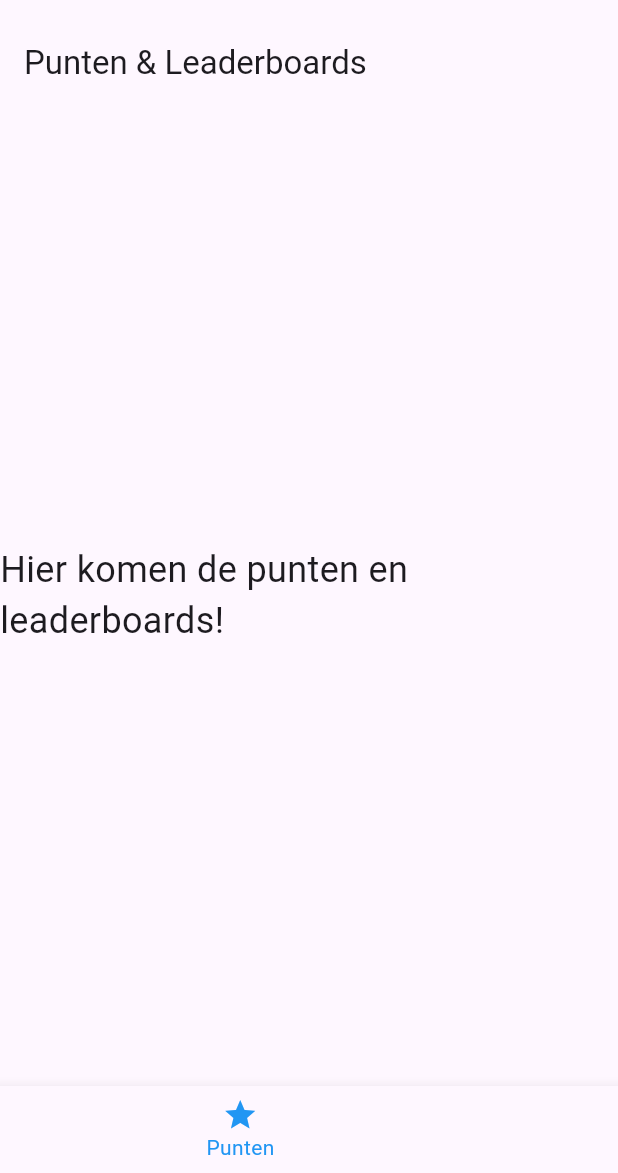
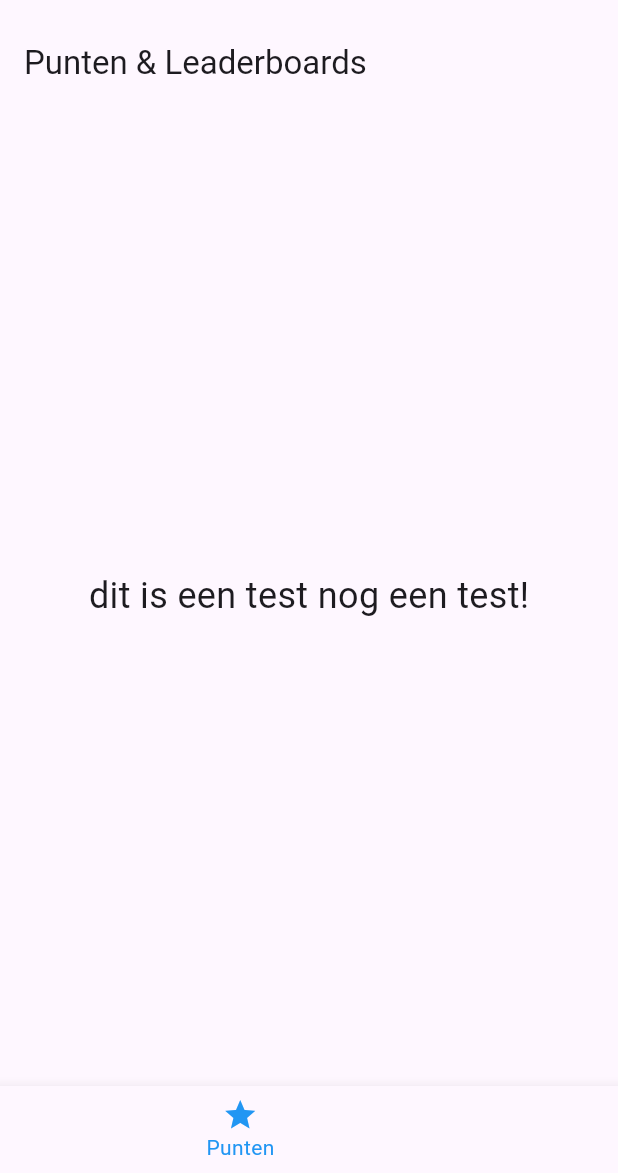
Before and after one commit to haruntekin89/puzzeltest, a Flutter app: the screen it shows after launch, item 2 of the bottom bar chosen, on a phone screen of 412 x 824 dp, the part 63-1236 px from its top. Run offline on Flutter 3.47's test engine with Material 3 defaults, Android fonts, the phone set to English and light mode, and no system bars; project files that could hold a hidden picture were left out.

Commit message:
Voeg kleine wijziging toe voor test-pr

```diff
--- a/lib/pages/punten_page.dart
+++ b/lib/pages/punten_page.dart
@@ -9,7 +9,7 @@ class PuntenPage extends StatelessWidget {
       appBar: AppBar(title: Text('Punten & Leaderboards')),
       body: Center(
         child: Text(
-          'Hier komen de punten en leaderboards!',
+          'dit is een test nog een test!',
           style: TextStyle(fontSize: 24),
         ),
       ),
--- a/lib/pages/puzzels_page.dart
+++ b/lib/pages/puzzels_page.dart
@@ -7,7 +7,7 @@ class PuzzelsPage extends StatelessWidget {
     {'naam': 'Lingo', 'icon': Icons.spellcheck},
     {'naam': 'Sudoku', 'icon': Icons.grid_on},
     {'naam': 'Kruiswoord', 'icon': Icons.text_fields},
-    {'naam': 'Cryptogram', 'icon': Icons.lock},
+    {'naam': 'TESTPUZZEL', 'icon': Icons.lock},
     {'naam': 'Woordzoeker', 'icon': Icons.search},
     {'naam': 'Codebreker', 'icon': Icons.vpn_key},
     {'naam': 'Legcijferpuzzel', 'icon': Icons.calculate},
```
